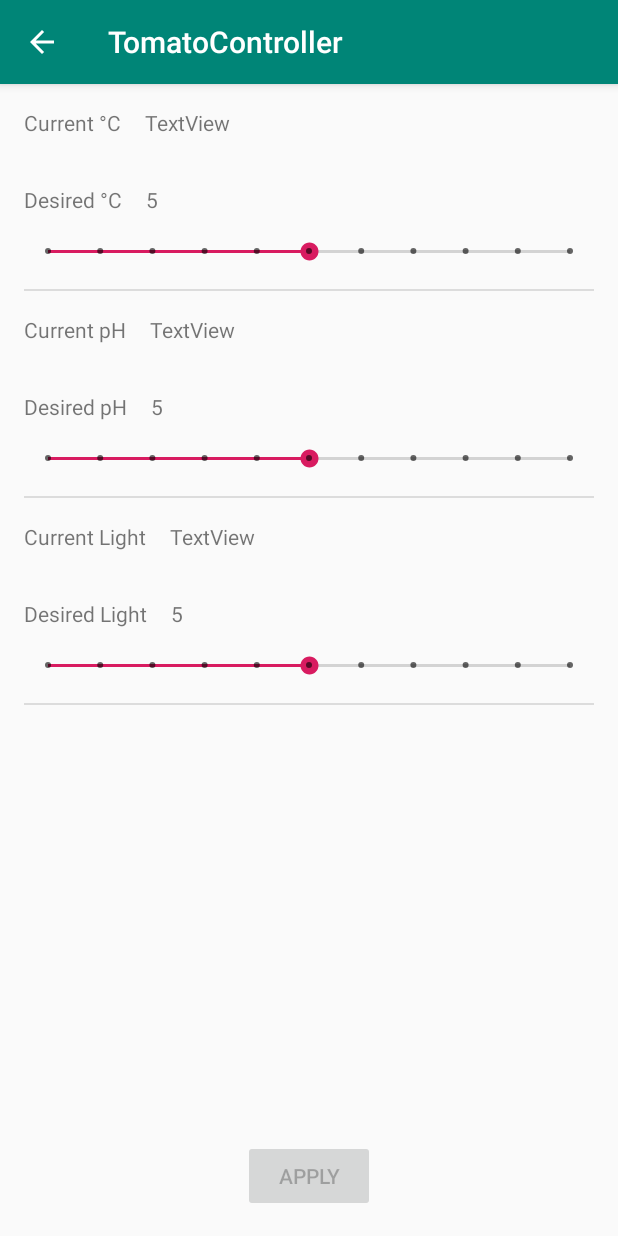
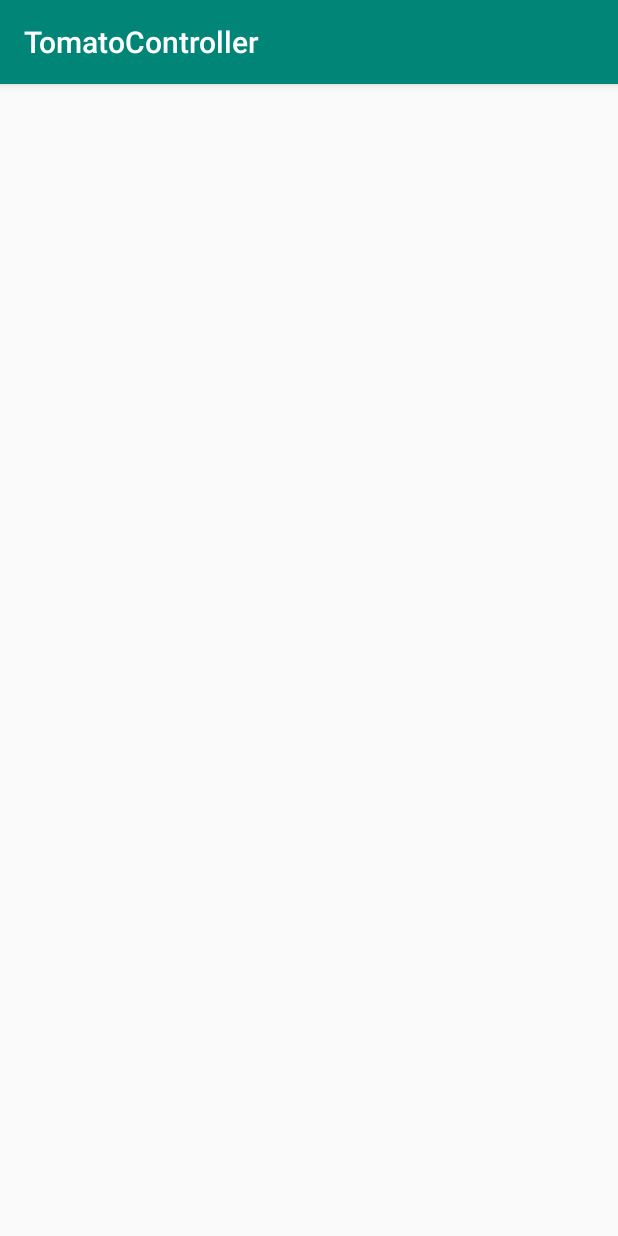
Before and after one commit to Tripe2000/Tomato, an Android app: the SensorFeedActivity screen opened directly, with no data from a screen before it, after a tap on "Current °C", on a phone screen of 412 x 824 dp. Run offline under Robolectric (Android 15) with nearby library versions, the phone set to English and light mode, and no system bars.

Commit message:
add activity for current temp, ph and light

```diff
--- a/app/src/main/java/com/tomatoapp/tomatocontroller/SensorFeedActivity.java
+++ b/app/src/main/java/com/tomatoapp/tomatocontroller/SensorFeedActivity.java
@@ -1,6 +1,7 @@
 package com.tomatoapp.tomatocontroller;
 
 import android.content.Context;
+import android.content.Intent;
 import android.content.SharedPreferences;
 import android.support.constraint.ConstraintLayout;
 import android.support.v7.app.AppCompatActivity;
@@ -17,6 +18,9 @@ public class SensorFeedActivity extends AppCompatActivity {
     //persistence
     SharedPreferences prefs;
     SharedPreferences.Editor editor;
+
+    //others
+    Context currentContext;
 
     //widgets
     SeekBar seekBar_temp;
@@ -41,6 +45,9 @@ public class SensorFeedActivity extends AppCompatActivity {
         //setup data persistence
         prefs = this.getSharedPreferences(PACKAGE_NAME, Context.MODE_PRIVATE);;
         editor = prefs.edit();
+
+        //others
+        currentContext = this;
 
         //widgets
         seekBar_temp = findViewById(R.id.desiredTempBar);
@@ -144,18 +151,24 @@ public class SensorFeedActivity extends AppCompatActivity {
         currentTempLayout.setOnClickListener(new ConstraintLayout.OnClickListener() {
             @Override
             public void onClick(View view) {
+                Intent intent = new Intent(currentContext, TemperatureLogActivity.class);
+                startActivity(intent);
             }
         });
 
         currentPhLayout.setOnClickListener(new ConstraintLayout.OnClickListener() {
             @Override
             public void onClick(View view) {
+                Intent intent = new Intent(currentContext, PhLogActivity.class);
+                startActivity(intent);
             }
         });
 
         currentLightLayout.setOnClickListener(new ConstraintLayout.OnClickListener() {
             @Override
             public void onClick(View view) {
+                Intent intent = new Intent(currentContext, LightLogActivity.class);
+                startActivity(intent);
             }
         });
     }
--- /dev/null
+++ b/app/src/main/java/com/tomatoapp/tomatocontroller/TemperatureLogActivity.java
@@ -0,0 +1,13 @@
+package com.tomatoapp.tomatocontroller;
+
+import android.support.v7.app.AppCompatActivity;
+import android.os.Bundle;
+
+public class TemperatureLogActivity extends AppCompatActivity {
+
+    @Override
+    protected void onCreate(Bundle savedInstanceState) {
+        super.onCreate(savedInstanceState);
+        setContentView(R.layout.activity_temperature_log);
+    }
+}
--- /dev/null
+++ b/app/src/main/res/layout/activity_temperature_log.xml
@@ -0,0 +1,9 @@
+<?xml version="1.0" encoding="utf-8"?>
+<android.support.constraint.ConstraintLayout xmlns:android="http://schemas.android.com/apk/res/android"
+    xmlns:app="http://schemas.android.com/apk/res-auto"
+    xmlns:tools="http://schemas.android.com/tools"
+    android:layout_width="match_parent"
+    android:layout_height="match_parent"
+    tools:context=".TemperatureLogActivity">
+
+</android.support.constraint.ConstraintLayout>
```
Also changed, not shown: app/src/main/AndroidManifest.xml (+9 -2 lines), app/src/main/java/com/tomatoapp/tomatocontroller/LightLogActivity.java (added, +13 -0 lines), app/src/main/java/com/tomatoapp/tomatocontroller/PhLogActivity.java (added, +13 -0 lines), app/src/main/res/layout/activity_light_log.xml (added, +9 -0 lines), app/src/main/res/layout/activity_ph_log.xml (added, +9 -0 lines).
